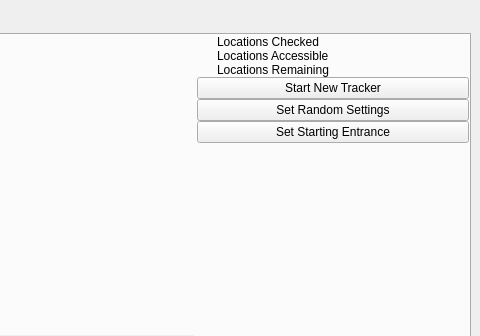
First picture: the form in gui/ui/main.ui, repository mint-choc-chip-skyblade/sshd-rando, before the edit; both pictures show x 907 to 1387 and y 0 to 336 of the 1387 by 845 pixel window.
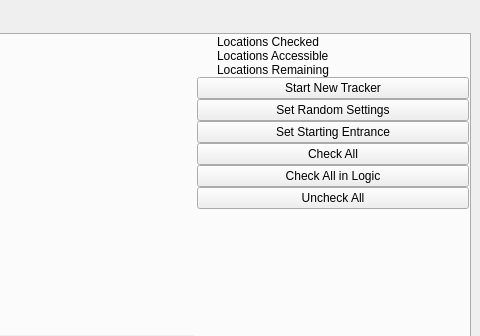
Second picture: the form after the edit. Custom widgets are drawn as their Qt base class.

Commit message: add buttons for check all (in logic or all) and uncheck all

Diff of the .ui file:
```diff
--- a/gui/ui/main.ui
+++ b/gui/ui/main.ui
@@ -3620,6 +3620,27 @@
             </property>
            </widget>
           </item>
+          <item>
+           <widget class="QPushButton" name="check_all_button">
+            <property name="text">
+             <string>Check All</string>
+            </property>
+           </widget>
+          </item>
+          <item>
+           <widget class="QPushButton" name="check_all_in_logic_button">
+            <property name="text">
+             <string>Check All in Logic</string>
+            </property>
+           </widget>
+          </item>
+          <item>
+           <widget class="QPushButton" name="uncheck_all_button">
+            <property name="text">
+             <string>Uncheck All</string>
+            </property>
+           </widget>
+          </item>
           <item>
            <spacer name="tracker_info_layout_spacer">
             <property name="orientation">
```
The commit also changes 3 other files.
